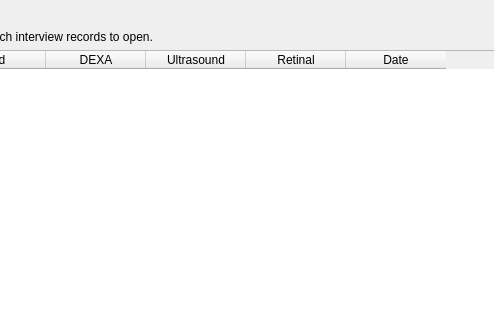
Qt form api/interface/qt/QSelectInterviewDialog.ui (patrickdemond/Alder) before a commit; both pictures show x 85 to 579 and y 0 to 320 of the 681 by 412 pixel window.
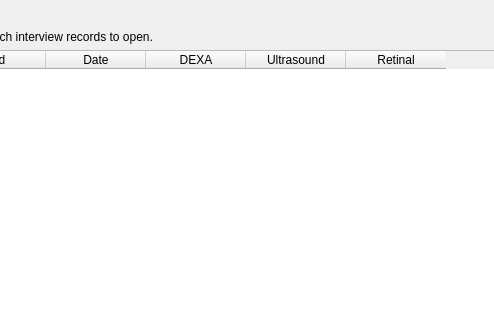
The same form after that commit.

Commit message: Converting old study to interview structure

What changed in the file:
```diff
--- a/api/interface/qt/QSelectInterviewDialog.ui
+++ b/api/interface/qt/QSelectInterviewDialog.ui
@@ -46,6 +46,11 @@
        <string>UId</string>
       </property>
      </column>
+     <column>
+      <property name="text">
+       <string>Date</string>
+      </property>
+     </column>
      <column>
       <property name="text">
        <string>DEXA</string>
@@ -61,11 +66,6 @@
        <string>Retinal</string>
       </property>
      </column>
-     <column>
-      <property name="text">
-       <string>Date</string>
-      </property>
-     </column>
     </widget>
    </item>
    <item>
```
The commit also changes 13 other files.
